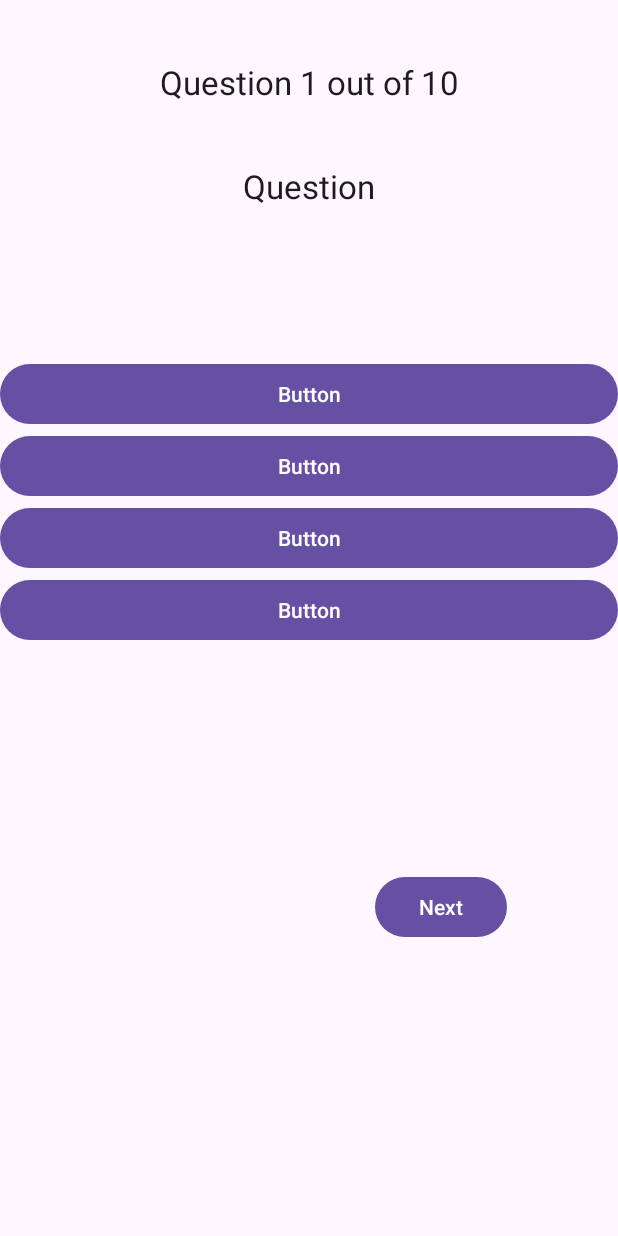
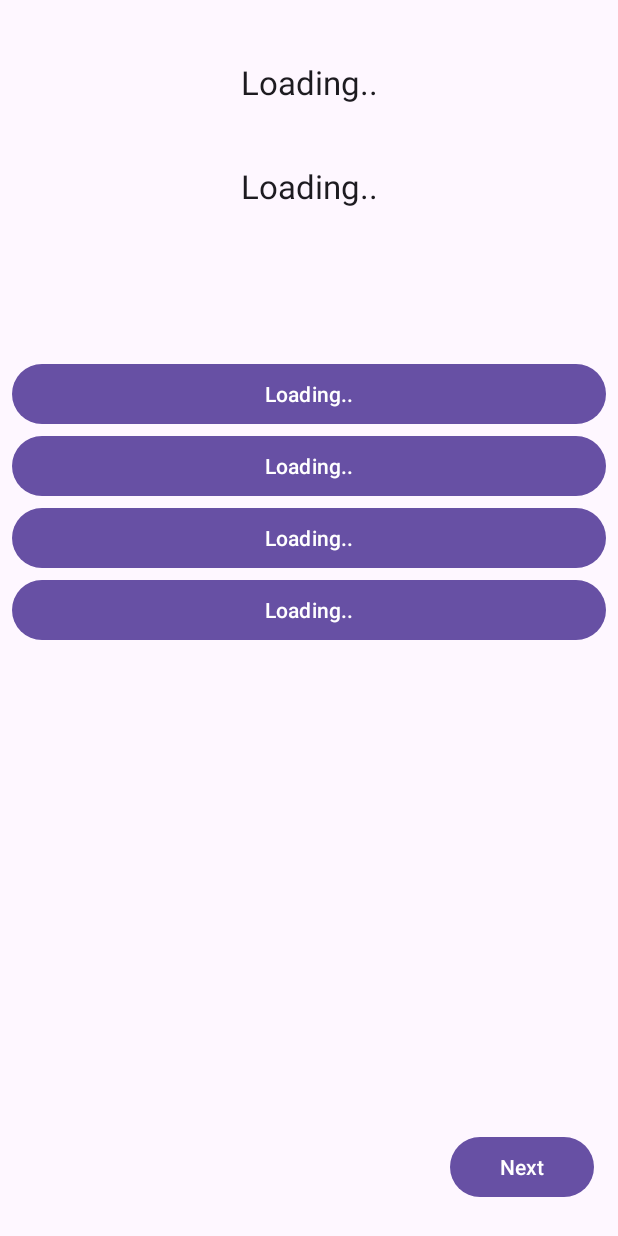
Before and after one commit to ArnoldShibuThomas/TriviaApp, an Android app: the layout activity_questions.xml on its own in the app's theme, with its tools: preview values and no code run, on a phone screen of 412 x 824 dp. Run offline under Robolectric (Android 15) with nearby library versions, the phone set to English and light mode, and no system bars; network calls fail.

Commit message:
Add loading screens

```diff
--- a/app/src/main/res/layout/activity_questions.xml
+++ b/app/src/main/res/layout/activity_questions.xml
@@ -17,7 +17,7 @@
             android:layout_height="wrap_content"
             android:gravity="center"
             android:padding="40dp"
-            android:text="Question 1 out of 10"
+            android:text="Loading.."
             android:textAppearance="@style/TextAppearance.AppCompat.Large" />
 
         <TextView
@@ -26,48 +26,78 @@
             android:layout_height="wrap_content"
             android:gravity="center"
             android:paddingBottom="100dp"
-            android:text="Question"
+            android:text="Loading.."
             android:textAppearance="@style/TextAppearance.AppCompat.Large" />
 
         <Button
             android:id="@+id/option1"
             android:layout_width="match_parent"
             android:layout_height="wrap_content"
+            android:layout_marginStart="8dp"
+            android:layout_marginEnd="8dp"
             android:gravity="center|center_horizontal|center_vertical"
             android:padding="8dp"
-            android:text="Button" />
+            android:text="Loading.." />
 
         <Button
             android:id="@+id/option2"
             android:layout_width="match_parent"
             android:layout_height="wrap_content"
+            android:layout_marginStart="8dp"
+            android:layout_marginEnd="8dp"
             android:gravity="center"
             android:padding="8dp"
-            android:text="Button" />
+            android:text="Loading.." />
 
         <Button
             android:id="@+id/option3"
             android:layout_width="match_parent"
             android:layout_height="wrap_content"
+            android:layout_marginStart="8dp"
+            android:layout_marginEnd="8dp"
             android:gravity="center"
             android:padding="8dp"
-            android:text="Button" />
+            android:text="Loading.." />
 
         <Button
             android:id="@+id/option4"
             android:layout_width="match_parent"
             android:layout_height="wrap_content"
+            android:layout_marginStart="8dp"
+            android:layout_marginEnd="8dp"
             android:gravity="center"
             android:padding="8dp"
-            android:text="Button" />
+            android:text="Loading.." />
 
-        <Button
-            android:id="@+id/nextQuestion"
-            android:layout_width="wrap_content"
-            android:layout_height="wrap_content"
-            android:layout_marginStart="250dp"
-            android:layout_marginTop="150dp"
-            android:padding="8dp"
-            android:text="Next" />
+        <androidx.constraintlayout.widget.ConstraintLayout
+            android:layout_width="match_parent"
+            android:layout_height="match_parent">
+
+            <Button
+                android:id="@+id/nextQuestion"
+                android:layout_width="96dp"
+                android:layout_height="wrap_content"
+                android:layout_marginEnd="16dp"
+                android:padding="8dp"
+                android:text="Next"
+                app:layout_constraintBottom_toBottomOf="parent"
+                app:layout_constraintEnd_toEndOf="parent"
+                app:layout_constraintTop_toTopOf="parent"
+                app:layout_constraintVertical_bias="0.936" />
+
+            <ImageView
+                android:id="@+id/imageView"
+                android:layout_width="262dp"
+                android:layout_height="174dp"
+                android:visibility="invisible"
+                app:layout_constraintBottom_toBottomOf="parent"
+                app:layout_constraintEnd_toEndOf="parent"
+                app:layout_constraintHorizontal_bias="0.557"
+                app:layout_constraintStart_toStartOf="parent"
+                app:layout_constraintTop_toTopOf="parent"
+                app:layout_constraintVertical_bias="0.325"
+                tools:srcCompat="@tools:sample/backgrounds/scenic" />
+        </androidx.constraintlayout.widget.ConstraintLayout>
+
     </LinearLayout>
 </RelativeLayout>
```
Also changed, not shown: app/src/main/java/com/arnold/triviaapp/LoadingDialog.java (added, +37 -0 lines), app/src/main/java/com/arnold/triviaapp/MainActivity.java (+22 -1 lines), app/src/main/java/com/arnold/triviaapp/Questions.java (+39 -4 lines), app/src/main/res/layout/loading.xml (added, +29 -0 lines).
